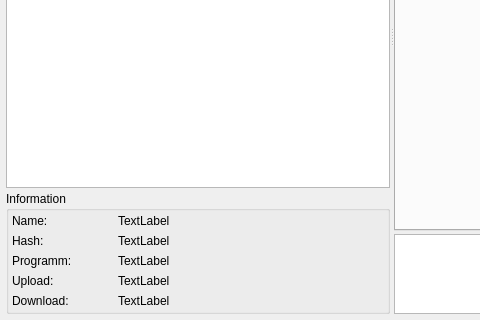
The window that src/messages_widget.ui (qmule/qmule) describes before a commit, drawn with Qt 5; both pictures show x 0 to 480 and y 248 to 568 of the 914 by 568 pixel window.
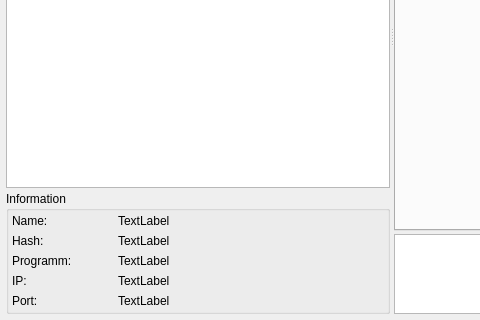
The same window after the commit. Custom widgets are drawn as their Qt base class.

The edit to the form file:
```diff
--- a/src/messages_widget.ui
+++ b/src/messages_widget.ui
@@ -106,7 +106,7 @@
              </size>
             </property>
             <property name="text">
-             <string>Upload:</string>
+             <string>IP:</string>
             </property>
            </widget>
           </item>
@@ -180,7 +180,7 @@
           <item row="4" column="0">
            <widget class="QLabel" name="label_13">
             <property name="text">
-             <string>Download:</string>
+             <string>Port:</string>
             </property>
            </widget>
           </item>
```
Left out of the diff: 17 changed lines with no effect on the pictures.
